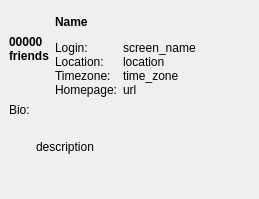
This is qtwitter-app/ui/userinfo.ui in ayoy/qtwitter as Qt 5 draws it before an edit. The edited form follows.
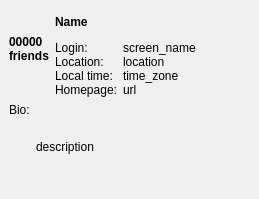
This is the edited form. Icons and pictures are not drawn.

Commit message: Added user's local time to the infopopup

The edit to the form file:
```diff
--- a/qtwitter-app/ui/userinfo.ui
+++ b/qtwitter-app/ui/userinfo.ui
@@ -195,7 +195,7 @@
              <enum>QFormLayout::AllNonFixedFieldsGrow</enum>
             </property>
             <property name="horizontalSpacing">
-             <number>-1</number>
+             <number>6</number>
             </property>
             <property name="verticalSpacing">
              <number>0</number>
@@ -231,7 +231,7 @@
             <item row="2" column="0">
              <widget class="QLabel" name="timezoneLabel">
               <property name="text">
-               <string>Timezone:</string>
+               <string>Local time:</string>
               </property>
              </widget>
             </item>
```
The commit also changes 1 other file.
